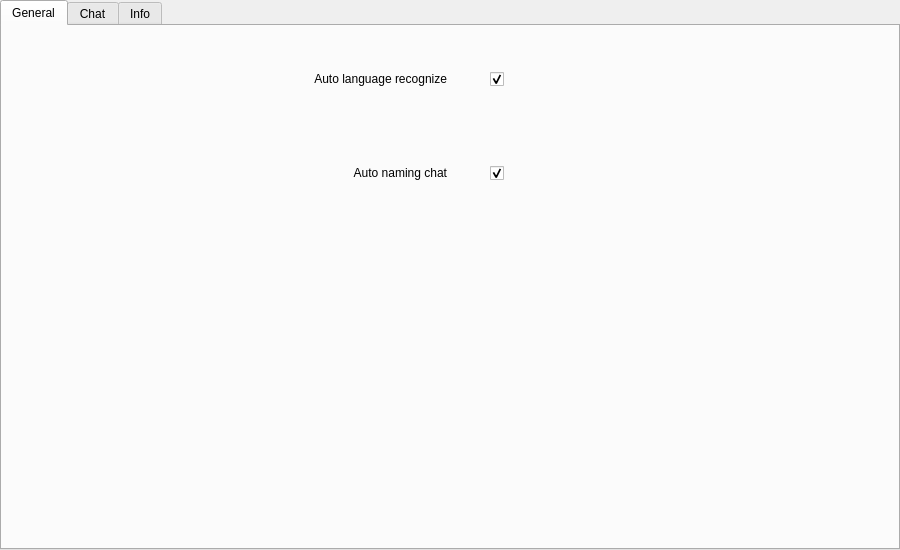
Before: the Qt Designer form src/ui/SettingsWidget.ui in KoromeloDev/MindMate, drawn with Qt 5.
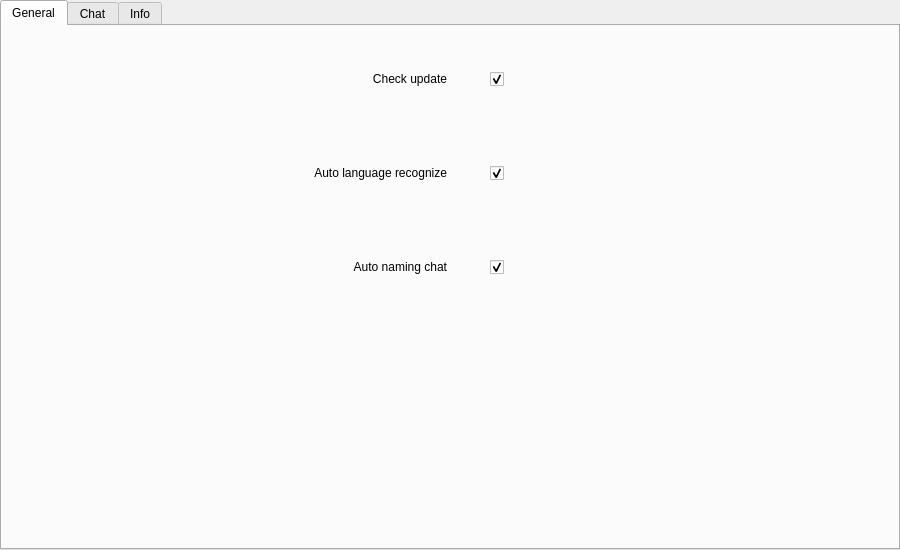
After: the same form once the commit is applied. Icons and pictures are not drawn.

Diff of the .ui file:
```diff
--- a/src/ui/SettingsWidget.ui
+++ b/src/ui/SettingsWidget.ui
@@ -42,7 +42,133 @@
        <string>General</string>
       </attribute>
       <layout class="QGridLayout" name="gridLayout">
+       <item row="0" column="0">
+        <layout class="QHBoxLayout" name="updateLayout">
+         <item>
+          <widget class="QLabel" name="checkUpdateLabel">
+           <property name="text">
+            <string>Check update</string>
+           </property>
+           <property name="alignment">
+            <set>Qt::AlignRight|Qt::AlignTrailing|Qt::AlignVCenter</set>
+           </property>
+          </widget>
+         </item>
+         <item>
+          <widget class="QCheckBox" name="checkUpdate">
+           <property name="sizePolicy">
+            <sizepolicy hsizetype="Minimum" vsizetype="Fixed">
+             <horstretch>0</horstretch>
+             <verstretch>0</verstretch>
+            </sizepolicy>
+           </property>
+           <property name="toolTip">
+            <string>&lt;html&gt;&lt;head/&gt;&lt;body&gt;&lt;p&gt;If enabled, it will check for updates when the program starts.&lt;/p&gt;&lt;/body&gt;&lt;/html&gt;</string>
+           </property>
+           <property name="styleSheet">
+            <string notr="true">QCheckBox{
+	border-color: rgb(52, 52, 52);
+	margin: auto;
+}</string>
+           </property>
+           <property name="text">
+            <string/>
+           </property>
+           <property name="checkable">
+            <bool>true</bool>
+           </property>
+           <property name="checked">
+            <bool>true</bool>
+           </property>
+          </widget>
+         </item>
+        </layout>
+       </item>
+       <item row="1" column="0">
+        <layout class="QHBoxLayout" name="horizontalLayout_3">
+         <item>
+          <widget class="QLabel" name="langRecognizeLabel">
+           <property name="text">
+            <string>Auto language recognize</string>
+           </property>
+           <property name="alignment">
+            <set>Qt::AlignRight|Qt::AlignTrailing|Qt::AlignVCenter</set>
+           </property>
+          </widget>
+         </item>
+         <item>
+          <widget class="QCheckBox" name="langRecognize">
+           <property name="sizePolicy">
+            <sizepolicy hsizetype="Minimum" vsizetype="Fixed">
+             <horstretch>0</horstretch>
+             <verstretch>0</verstretch>
+            </sizepolicy>
+           </property>
+           <property name="toolTip">
+            <string>&lt;html&gt;&lt;head/&gt;&lt;body&gt;&lt;p&gt;If the widget with the code does not have a programming language, then it tries to turn to ChatGPT to determine the language (This may take some time).&lt;/p&gt;&lt;/body&gt;&lt;/html&gt;</string>
+           </property>
+           <property name="styleSheet">
+            <string notr="true">QCheckBox{
+	border-color: rgb(52, 52, 52);
+	margin: auto;
+}</string>
+           </property>
+           <property name="text">
+            <string/>
+           </property>
+           <property name="checkable">
+            <bool>true</bool>
+           </property>
+           <property name="checked">
+            <bool>true</bool>
+           </property>
+          </widget>
+         </item>
+        </layout>
+       </item>
        <item row="2" column="0">
+        <layout class="QHBoxLayout" name="horizontalLayout_4">
+         <item>
+          <widget class="QLabel" name="autoNamingChatLabel">
+           <property name="text">
+            <string>Auto naming chat</string>
+           </property>
+           <property name="alignment">
+            <set>Qt::AlignRight|Qt::AlignTrailing|Qt::AlignVCenter</set>
+           </property>
+          </widget>
+         </item>
+         <item>
+          <widget class="QCheckBox" name="autoNamingChat">
+           <property name="sizePolicy">
+            <sizepolicy hsizetype="Minimum" vsizetype="Fixed">
+             <horstretch>0</horstretch>
+             <verstretch>0</verstretch>
+            </sizepolicy>
+           </property>
+           <property name="toolTip">
+            <string>&lt;html&gt;&lt;head/&gt;&lt;body&gt;&lt;p&gt;Automatically names the chat by sending a request to ChatGPT (This may take some time).&lt;/p&gt;&lt;/body&gt;&lt;/html&gt;</string>
+           </property>
+           <property name="styleSheet">
+            <string notr="true">QCheckBox{
+	border-color: rgb(52, 52, 52);
+	margin: auto;
+}</string>
+           </property>
+           <property name="text">
+            <string/>
+           </property>
+           <property name="checkable">
+            <bool>true</bool>
+           </property>
+           <property name="checked">
+            <bool>true</bool>
+           </property>
+          </widget>
+         </item>
+        </layout>
+       </item>
+       <item row="3" column="0">
         <spacer name="verticalSpacer_2">
          <property name="orientation">
           <enum>Qt::Vertical</enum>
@@ -55,90 +181,6 @@
          </property>
         </spacer>
        </item>
-       <item row="1" column="0">
-        <layout class="QHBoxLayout" name="horizontalLayout_4">
-         <item>
-          <widget class="QLabel" name="autoNamingChatLabel">
-           <property name="text">
-            <string>Auto naming chat</string>
-           </property>
-           <property name="alignment">
-            <set>Qt::AlignRight|Qt::AlignTrailing|Qt::AlignVCenter</set>
-           </property>
-          </widget>
-         </item>
-         <item>
-          <widget class="QCheckBox" name="autoNamingChat">
-           <property name="sizePolicy">
-            <sizepolicy hsizetype="Minimum" vsizetype="Fixed">
-             <horstretch>0</horstretch>
-             <verstretch>0</verstretch>
-            </sizepolicy>
-           </property>
-           <property name="toolTip">
-            <string>&lt;html&gt;&lt;head/&gt;&lt;body&gt;&lt;p&gt;Automatically names the chat by sending a request to ChatGPT (This may take some time).&lt;/p&gt;&lt;/body&gt;&lt;/html&gt;</string>
-           </property>
-           <property name="styleSheet">
-            <string notr="true">QCheckBox{
-	border-color: rgb(52, 52, 52);
-	margin: auto;
-}</string>
-           </property>
-           <property name="text">
-            <string/>
-           </property>
-           <property name="checkable">
-            <bool>true</bool>
-           </property>
-           <property name="checked">
-            <bool>true</bool>
-           </property>
-          </widget>
-         </item>
-        </layout>
-       </item>
-       <item row="0" column="0">
-        <layout class="QHBoxLayout" name="horizontalLayout_3">
-         <item>
-          <widget class="QLabel" name="langRecognizeLabel">
-           <property name="text">
-            <string>Auto language recognize</string>
-           </property>
-           <property name="alignment">
-            <set>Qt::AlignRight|Qt::AlignTrailing|Qt::AlignVCenter</set>
-           </property>
-          </widget>
-         </item>
-         <item>
-          <widget class="QCheckBox" name="langRecognize">
-           <property name="sizePolicy">
-            <sizepolicy hsizetype="Minimum" vsizetype="Fixed">
-             <horstretch>0</horstretch>
-             <verstretch>0</verstretch>
-            </sizepolicy>
-           </property>
-           <property name="toolTip">
-            <string>&lt;html&gt;&lt;head/&gt;&lt;body&gt;&lt;p&gt;If the widget with the code does not have a programming language, then it tries to turn to ChatGPT to determine the language (This may take some time).&lt;/p&gt;&lt;/body&gt;&lt;/html&gt;</string>
-           </property>
-           <property name="styleSheet">
-            <string notr="true">QCheckBox{
-	border-color: rgb(52, 52, 52);
-	margin: auto;
-}</string>
-           </property>
-           <property name="text">
-            <string/>
-           </property>
-           <property name="checkable">
-            <bool>true</bool>
-           </property>
-           <property name="checked">
-            <bool>true</bool>
-           </property>
-          </widget>
-         </item>
-        </layout>
-       </item>
       </layout>
      </widget>
      <widget class="QWidget" name="chat">
```
